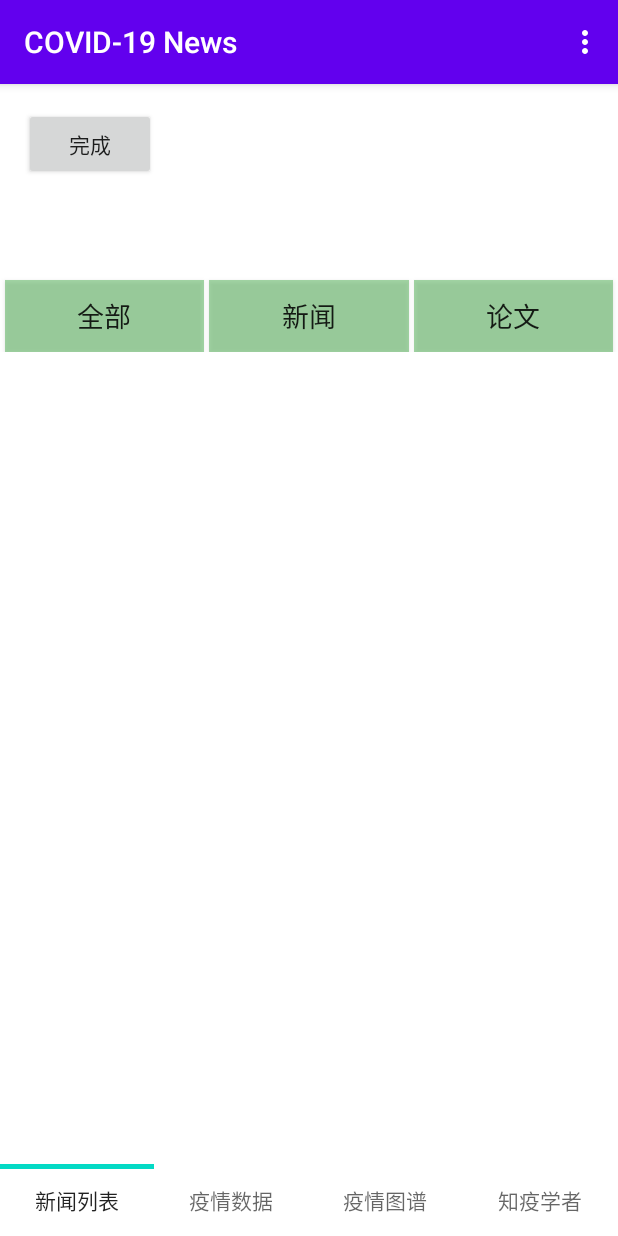
After one commit to t4rf9/COVID-19News, an Android app: the fragment TypeEditFragment placed in its activity, on a phone screen of 412 x 824 dp. The commit adds this screen. Run offline under Robolectric (Android 15) with nearby library versions, the light colour scheme and no system bars.

Commit message:
News type edition supported

```diff
--- a/app/build.gradle
+++ b/app/build.gradle
@@ -5,7 +5,7 @@ android {
     buildToolsVersion "30.0.2"
 
     defaultConfig {
-        applicationId "com.example.covid_19news"
+        applicationId "com.java.linzexi"
         minSdkVersion 26
         targetSdkVersion 30
         versionCode 1
--- a/app/src/main/java/com/java/linzexi/MainActivity.java
+++ b/app/src/main/java/com/java/linzexi/MainActivity.java
@@ -47,7 +47,7 @@ public class MainActivity extends AppCompatActivity {
                             break;
                     }
                 }
-                fragmentTransaction.replace(R.id.host_fragment, fragments[pos]);
+                fragmentTransaction.replace(R.id.host_fragment_container, fragments[pos]);
                 fragmentTransaction.commit();
             }
 
--- a/app/src/main/java/com/java/linzexi/NewsItemRecyclerViewAdapter.java
+++ b/app/src/main/java/com/java/linzexi/NewsItemRecyclerViewAdapter.java
@@ -1,11 +1,11 @@
 package com.java.linzexi;
-
-import androidx.recyclerview.widget.RecyclerView;
 
 import android.view.LayoutInflater;
 import android.view.View;
 import android.view.ViewGroup;
 import android.widget.TextView;
+
+import androidx.recyclerview.widget.RecyclerView;
 
 import com.java.linzexi.dummy.DummyContent.DummyItem;
 
--- a/app/src/main/java/com/java/linzexi/NewsTypesFragment.java
+++ b/app/src/main/java/com/java/linzexi/NewsTypesFragment.java
@@ -1,14 +1,16 @@
 package com.java.linzexi;
 
 import android.os.Bundle;
+import android.view.LayoutInflater;
+import android.view.View;
+import android.view.ViewGroup;
+import android.widget.Button;
 
 import androidx.annotation.NonNull;
 import androidx.annotation.Nullable;
 import androidx.fragment.app.Fragment;
-
-import android.view.LayoutInflater;
-import android.view.View;
-import android.view.ViewGroup;
+import androidx.fragment.app.FragmentManager;
+import androidx.fragment.app.FragmentTransaction;
 
 import com.google.android.material.tabs.TabLayout;
 
@@ -18,6 +20,9 @@ import com.google.android.material.tabs.TabLayout;
  * create an instance of this fragment.
  */
 public class NewsTypesFragment extends Fragment {
+    private boolean all = true;
+    private boolean news = true;
+    private boolean paper = true;
 
     public NewsTypesFragment() {
         // Required empty public constructor
@@ -29,7 +34,7 @@ public class NewsTypesFragment extends Fragment {
      *
      * @return A new instance of fragment NewsTypesFragment.
      */
-    public static NewsTypesFragment newInstance(){
+    public static NewsTypesFragment newInstance() {
         return new NewsTypesFragment();
     }
 
@@ -48,9 +53,38 @@ public class NewsTypesFragment extends Fragment {
     @Override
     public void onViewCreated(@NonNull View view, @Nullable Bundle savedInstanceState) {
         super.onViewCreated(view, savedInstanceState);
-        TabLayout tabLayout = view.findViewById(R.id.tabLayout);
+        final TabLayout tabLayout = view.findViewById(R.id.tabLayout_news_types);
         tabLayout.addTab(tabLayout.newTab().setText(R.string.tab_news_type_all));
         tabLayout.addTab(tabLayout.newTab().setText(R.string.tab_news_type_news));
         tabLayout.addTab(tabLayout.newTab().setText(R.string.tab_news_type_paper));
+
+        Button button_edit = view.findViewById(R.id.button_edit_news_types);
+        button_edit.setOnClickListener(new View.OnClickListener() {
+            @Override
+            public void onClick(View view) {
+                FragmentManager fragmentManager = getParentFragmentManager();
+                FragmentTransaction fragmentTransaction = fragmentManager.beginTransaction();
+                Fragment fragment = fragmentManager.findFragmentById(R.id.constraintView_news_types);
+                if (fragment == null || fragment.isRemoving()) {
+                    fragmentTransaction.replace(R.id.constraintView_news_types, TypeEditFragment.newInstance(all, news, paper));
+                    fragmentTransaction.addToBackStack(null);
+                    fragmentTransaction.commit();
+                } else {
+                    fragment.requireView().findViewById(R.id.button_edit_completed).callOnClick();
+                }
+            }
+        });
+    }
+
+    public void setAll(final boolean b) {
+        all = b;
+    }
+
+    public void setNews(final boolean b) {
+        news = b;
+    }
+
+    public void setPaper(final boolean b) {
+        paper = b;
     }
 }
--- /dev/null
+++ b/app/src/main/java/com/java/linzexi/TypeEditFragment.java
@@ -0,0 +1,172 @@
+package com.java.linzexi;
+
+import android.annotation.SuppressLint;
+import android.app.Activity;
+import android.os.Bundle;
+import android.view.LayoutInflater;
+import android.view.View;
+import android.view.ViewGroup;
+import android.widget.Button;
+
+import androidx.annotation.NonNull;
+import androidx.annotation.Nullable;
+import androidx.fragment.app.Fragment;
+import androidx.fragment.app.FragmentManager;
+import androidx.fragment.app.FragmentTransaction;
+
+import com.google.android.material.tabs.TabLayout;
+
+import java.util.Objects;
+
+/**
+ * A simple {@link Fragment} subclass.
+ * Use the {@link TypeEditFragment#newInstance} factory method to
+ * create an instance of this fragment.
+ */
+public class TypeEditFragment extends Fragment {
+
+    private static final String ALL = "ALL";
+    private static final String NEWS = "NEWS";
+    private static final String PAPER = "PAPER";
+
+    private boolean all = true;
+    private boolean news = true;
+    private boolean paper = true;
+
+    private boolean all_origin = true;
+    private boolean news_origin = true;
+    private boolean paper_origin = true;
+
+    public TypeEditFragment() {
+        // Required empty public constructor
+    }
+
+    /**
+     * Use this factory method to create a new instance of
+     * this fragment using the provided parameters.
+     *
+     * @param all   whether tab all is enabled.
+     * @param news  whether tab news is enabled.
+     * @param paper whether tab paper is enabled.
+     * @return A new instance of fragment TypeSelectFragment.
+     */
+    public static TypeEditFragment newInstance(boolean all, boolean news, boolean paper) {
+        TypeEditFragment fragment = new TypeEditFragment();
+        Bundle args = new Bundle();
+        args.putBoolean(ALL, all);
+        args.putBoolean(NEWS, news);
+        args.putBoolean(PAPER, paper);
+        fragment.setArguments(args);
+        return fragment;
+    }
+
+    @Override
+    public void onCreate(Bundle savedInstanceState) {
+        super.onCreate(savedInstanceState);
+        if (getArguments() != null) {
+            all = getArguments().getBoolean(ALL);
+            news = getArguments().getBoolean(NEWS);
+            paper = getArguments().getBoolean(PAPER);
+
+            all_origin = all;
+            news_origin = news;
+            paper_origin = paper;
+        }
+    }
+
+    @Override
+    public View onCreateView(LayoutInflater inflater, ViewGroup container,
+                             Bundle savedInstanceState) {
+        // Inflate the layout for this fragment
+        return inflater.inflate(R.layout.fragment_type_edit, container, false);
+    }
+
+    @Override
+    public void onViewCreated(@NonNull View view, @Nullable Bundle savedInstanceState) {
+        super.onViewCreated(view, savedInstanceState);
+        view.findViewById(R.id.button_edit_completed).setOnClickListener(new View.OnClickListener() {
+            @Override
+            public void onClick(View view) {
+                FragmentManager fragmentManager = getParentFragmentManager();
+                FragmentTransaction fragmentTransaction = fragmentManager.beginTransaction();
+                fragmentTransaction.remove(Objects.requireNonNull(fragmentManager.findFragmentById(R.id.constraintView_news_types)));
+                fragmentTransaction.commit();
+
+                Activity mainActivity = requireActivity();
+                TabLayout tabLayout = mainActivity.findViewById(R.id.tabLayout_news_types);
+                NewsTypesFragment newsTypesFragment = (NewsTypesFragment) fragmentManager.findFragmentById(R.id.host_fragment_container);
+                if (all != all_origin) {
+                    newsTypesFragment.setAll(all);
+                    if (all) {
+                        tabLayout.addTab(tabLayout.newTab().setText(R.string.tab_news_type_all), 0);
+                    } else {
+                        tabLayout.removeTabAt(0);
+                    }
+                }
+                if (news != news_origin) {
+                    newsTypesFragment.setNews(news);
+                    if (news) {
+                        tabLayout.addTab(tabLayout.newTab().setText(R.string.tab_news_type_news), all ? 1 : 0);
+                    } else {
+                        tabLayout.removeTabAt(all ? 1 : 0);
+                    }
+                }
+                if (paper != paper_origin) {
+                    newsTypesFragment.setPaper(paper);
+                    if (paper) {
+                        tabLayout.addTab(tabLayout.newTab().setText(R.string.tab_news_type_paper), (all ? 1 : 0) + (news ? 1 : 0));
+                    } else {
+                        tabLayout.removeTabAt((all ? 1 : 0) + (news ? 1 : 0));
+                    }
+                }
+            }
+        });
+
+        Button button_all = view.findViewById(R.id.button_news_type_all);
+        button_all.setBackgroundColor(requireActivity().getColor(all ? R.color.colorTypeSelected : R.color.colorTypeUnselected));
+        button_all.setOnClickListener(new View.OnClickListener() {
+            @Override
+            public void onClick(View view) {
+                if (all) {
+                    view.setBackgroundColor(requireActivity().getColor(R.color.colorTypeUnselected));
+                    all = false;
+                } else {
+                    view.setBackgroundColor(requireActivity().getColor(R.color.colorTypeSelected));
+                    all = true;
+                }
+            }
+        });
+
+        Button button_news = view.findViewById(R.id.button_news_type_news);
+        button_news.setBackgroundColor(requireActivity().getColor(news ? R.color.colorTypeSelected : R.color.colorTypeUnselected));
+        button_news.setOnClickListener(new View.OnClickListener() {
+            @Override
+            public void onClick(View view) {
+                if (news) {
+                    view.setBackgroundColor(requireActivity().getColor(R.color.colorTypeUnselected));
+                    news = false;
+                } else {
+                    view.setBackgroundColor(requireActivity().getColor(R.color.colorTypeSelected));
+                    news = true;
+                }
+            }
+        });
+
+        Button button_paper = view.findViewById(R.id.button_news_type_paper);
+        button_paper.setBackgroundColor(requireActivity().getColor(paper ? R.color.colorTypeSelected : R.color.colorTypeUnselected));
+        button_paper.setOnClickListener(new View.OnClickListener() {
+            @Override
+            public void onClick(View view) {
+                if (paper) {
+                    view.setBackgroundColor(requireActivity().getColor(R.color.colorTypeUnselected));
+                    paper = false;
+                } else {
+                    view.setBackgroundColor(requireActivity().getColor(R.color.colorTypeSelected));
+                    paper = true;
+                }
+            }
+        });
+    }
+
+
+}
--- a/app/src/main/res/layout/content_main.xml
+++ b/app/src/main/res/layout/content_main.xml
@@ -7,10 +7,9 @@
     app:layout_behavior="@string/appbar_scrolling_view_behavior">
 
     <androidx.fragment.app.FragmentContainerView
-        android:id="@+id/host_fragment"
+        android:id="@+id/host_fragment_container"
         android:layout_width="0dp"
         android:layout_height="0dp"
-        app:defaultNavHost="true"
         app:layout_constraintHorizontal_bias="0.0"
         app:layout_constraintLeft_toLeftOf="parent"
         app:layout_constraintRight_toRightOf="parent"
--- /dev/null
+++ b/app/src/main/res/layout/fragment_type_edit.xml
@@ -0,0 +1,67 @@
+<androidx.constraintlayout.widget.ConstraintLayout xmlns:android="http://schemas.android.com/apk/res/android"
+    xmlns:app="http://schemas.android.com/apk/res-auto"
+    xmlns:tools="http://schemas.android.com/tools"
+    android:id="@+id/frameLayout"
+    android:layout_width="match_parent"
+    android:layout_height="match_parent"
+    android:background="#FFFFFF"
+    tools:context="com.java.linzexi.TypeEditFragment">
+
+    <Button
+        android:id="@+id/button_edit_completed"
+        android:layout_width="wrap_content"
+        android:layout_height="wrap_content"
+        android:layout_marginStart="16dp"
+        android:layout_marginTop="16dp"
+        android:text="@string/complete"
+        app:layout_constraintStart_toStartOf="parent"
+        app:layout_constraintTop_toTopOf="parent" />
+
+    <androidx.constraintlayout.widget.ConstraintLayout
+        android:id="@+id/linearLayout"
+        android:layout_width="0dp"
+        android:layout_height="wrap_content"
+        android:layout_marginTop="1dp"
+        android:animateLayoutChanges="false"
+        android:fadingEdge="horizontal|vertical"
+        app:layout_constraintEnd_toEndOf="parent"
+        app:layout_constraintHorizontal_bias="0.5"
+        app:layout_constraintStart_toStartOf="parent"
+        app:layout_constraintTop_toBottomOf="@+id/button_edit_completed">
+
+        <Button
+            android:id="@+id/button_news_type_all"
+            android:layout_width="0dp"
+            android:layout_height="wrap_content"
+            android:layout_marginStart="3dp"
+            android:layout_marginEnd="3dp"
+            android:text="@string/tab_news_type_all"
+            android:textSize="18sp"
+            app:layout_constraintBaseline_toBaselineOf="@+id/button_news_type_news"
+            app:layout_constraintEnd_toStartOf="@+id/button_news_type_news"
+            app:layout_constraintStart_toStartOf="parent" />
+
+        <Button
+            android:id="@+id/button_news_type_news"
+            android:layout_width="0dp"
+            android:layout_height="wrap_content"
+            android:layout_marginTop="65dp"
+            android:text="@string/tab_news_type_news"
+            android:textSize="18sp"
+            app:layout_constraintEnd_toStartOf="@+id/button_news_type_paper"
+            app:layout_constraintStart_toEndOf="@+id/button_news_type_all"
+            app:layout_constraintTop_toTopOf="parent" />
+
+        <Button
+            android:id="@+id/button_news_type_paper"
+            android:layout_width="0dp"
+            android:layout_height="wrap_content"
+            android:layout_marginStart="3dp"
+            android:layout_marginEnd="3dp"
+            android:text="@string/tab_news_type_paper"
+            android:textSize="18sp"
+            app:layout_constraintBaseline_toBaselineOf="@+id/button_news_type_news"
+            app:layout_constraintEnd_toEndOf="parent"
+            app:layout_constraintStart_toEndOf="@+id/button_news_type_news" />
+    </androidx.constraintlayout.widget.ConstraintLayout>
+</androidx.constraintlayout.widget.ConstraintLayout>
--- a/app/src/main/res/values/colors.xml
+++ b/app/src/main/res/values/colors.xml
@@ -3,5 +3,7 @@
     <color name="colorPrimary">#6200EE</color>
     <color name="colorPrimaryDark">#3700B3</color>
     <color name="colorAccent">#03DAC5</color>
-    <color name="mainTabSelected">#ff0080</color>
+
+    <color name="colorTypeSelected">#804CAF50</color>
+    <color name="colorTypeUnselected">#80ff0000</color>
 </resources>
--- a/app/src/main/res/values/strings.xml
+++ b/app/src/main/res/values/strings.xml
@@ -1,7 +1,7 @@
 <resources>
     <string name="app_name">COVID-19 News</string>
     <string name="action_settings">Settings</string>
-    <!-- Strings used for fragments for navigation -->
+
     <string name="news_type_fragment_label">News Type Fragment</string>
 
     <string name="tab_news_list">新闻列表</string>
@@ -13,4 +13,5 @@
     <string name="tab_news_type_paper">论文</string>
     <!-- TODO: Remove or change this placeholder text -->
     <string name="hello_blank_fragment">Hello blank fragment</string>
+    <string name="complete">完成</string>
 </resources>
```
Also changed, not shown: app/src/main/res/layout/fragment_news_types.xml (+15 -10 lines).
